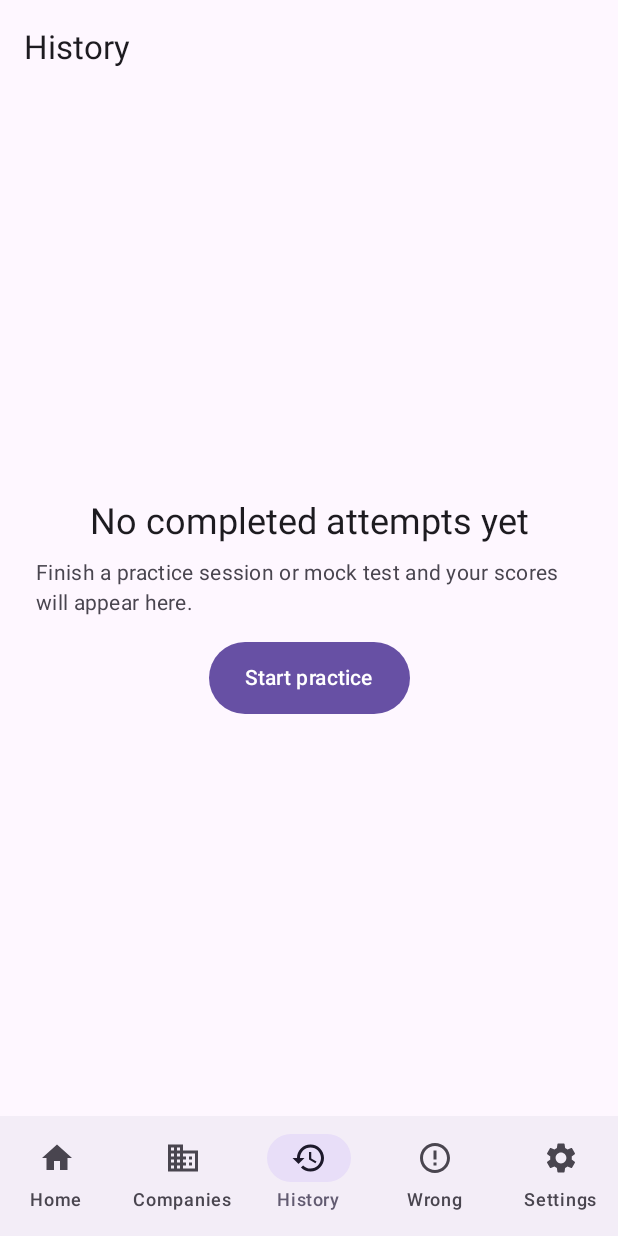
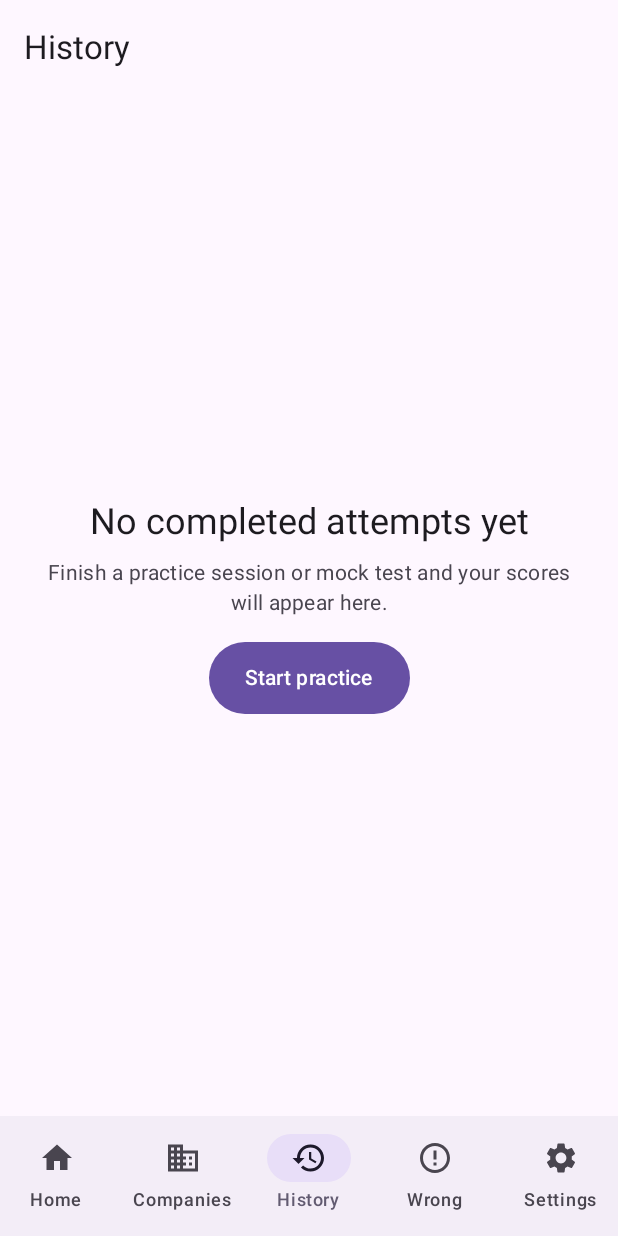
Before and after one commit to Enoch02/aptinaija, an Android app built with Jetpack Compose: the HistoryScreen screen opened through its navigation route, on a phone screen of 412 x 824 dp. Run offline under Robolectric (Android 15) with nearby library versions, the phone set to English and light mode, and no system bars; our stand-ins replace Dagger/Hilt's generated code, Room's generated code; libraries missing offline, so code that uses them is left out: androidx.hilt.lifecycle.

Commit message:
Center align empty state body text in HistoryScreen

```diff
--- a/app/src/main/java/com/enoch02/aptinaija/feature/history/HistoryScreen.kt
+++ b/app/src/main/java/com/enoch02/aptinaija/feature/history/HistoryScreen.kt
@@ -37,6 +37,7 @@ import androidx.compose.ui.res.stringResource
 import androidx.compose.ui.semantics.clearAndSetSemantics
 import androidx.compose.ui.semantics.contentDescription
 import androidx.compose.ui.text.TextStyle
+import androidx.compose.ui.text.style.TextAlign
 import androidx.compose.ui.tooling.preview.Preview
 import androidx.compose.ui.unit.dp
 import androidx.hilt.lifecycle.viewmodel.compose.hiltViewModel
@@ -204,7 +205,9 @@ private fun AttemptListItem(entry: HistoryEntry, onClick: () -> Unit) {
             Text(
                 text = title,
                 style = MaterialTheme.typography.titleSmall,
-                modifier = Modifier.testTag("history_title_${entry.id}").padding(start = 4.dp)
+                modifier = Modifier
+                    .testTag("history_title_${entry.id}")
+                    .padding(start = 4.dp)
             )
         }
         Text(
@@ -266,7 +269,8 @@ private fun HistoryEmptyState(onStartPractice: () -> Unit) {
         Text(
             text = stringResource(R.string.history_empty_body),
             style = MaterialTheme.typography.bodyMedium,
-            color = MaterialTheme.colorScheme.onSurfaceVariant
+            color = MaterialTheme.colorScheme.onSurfaceVariant,
+            textAlign = TextAlign.Center
         )
         Button(
             onClick = onStartPractice,
```
